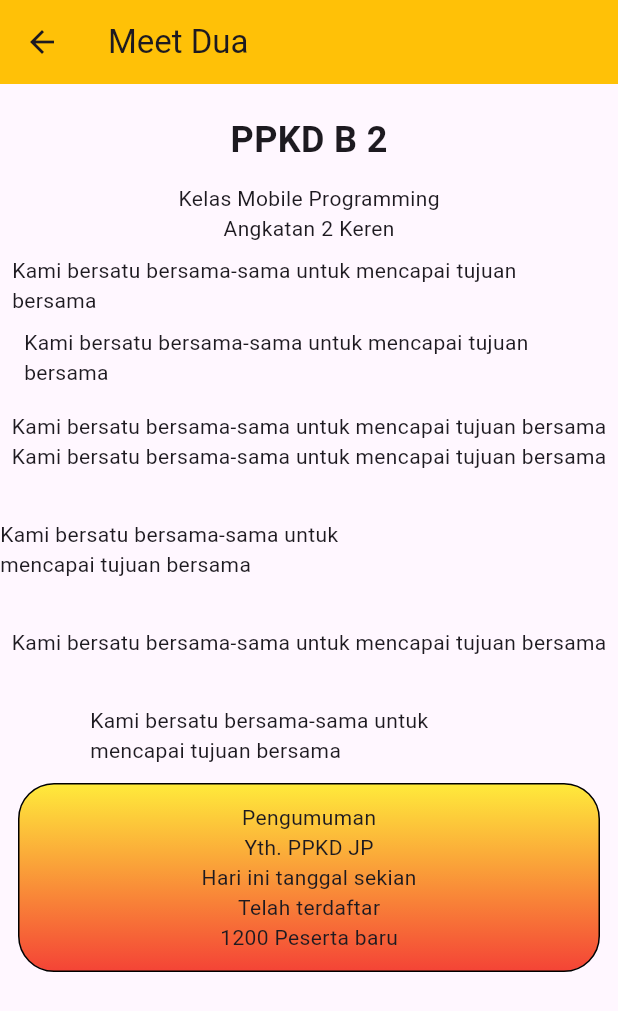
After one commit to masithagaluh27/PPKD-Masitha-Flutter, a Flutter app: the MeetDua screen opened directly, on a phone screen of 412 x 824 dp. The commit adds this screen. Shown: the top 1011 px of the screen. Run offline on Flutter 3.47's test engine with Material 3 defaults, Android fonts, the phone set to English and light mode, and no system bars.

Commit message:
tugas 1 flutter

```diff
--- a/ppkd_flutter_masitha/lib/main.dart
+++ b/ppkd_flutter_masitha/lib/main.dart
@@ -1,6 +1,7 @@
 import 'package:flutter/material.dart';
 // import 'package:ppkd_flutter_masitha/meet_1/meet_1.dart';
 import 'package:ppkd_flutter_masitha/meet_1/tugas_1_flutter.dart';
+// import 'package:ppkd_flutter_masitha/meet_2/meet_2.dart';
 
 void main() {
   runApp(const MyApp ()); // tidak boleh di ganti ganti
--- a/ppkd_flutter_masitha/lib/meet_1/tugas_1_flutter.dart
+++ b/ppkd_flutter_masitha/lib/meet_1/tugas_1_flutter.dart
@@ -28,13 +28,13 @@ class Tugas1Flutter extends StatelessWidget {
           Text(" "),
           Row(
             children: [
-              Icon(Icons.location_city_rounded, color: Color.fromARGB(255, 229, 173, 255)),
+              Icon(Icons.location_on, color: Color.fromARGB(255, 0, 0, 0)),
               Text("DK Jakarta Selatan", style: TextStyle(fontSize: 18, fontWeight: FontWeight.w400)),
             ],
           ),
           Text(" "),
           Text("Deskripsi singkat tentang saya : ", style: TextStyle(fontSize: 18, fontWeight: FontWeight.w400)),
-          Text("      Seorang pelajar yang sedang belajar Flutter.", style: TextStyle(fontSize: 14, fontWeight: FontWeight.w400)),
+          Text("      Masitha adalah Seorang pelajar yang sedang belajar Flutter di PPKD Jakarta Pusat. Saat ini Masitha sedang mengerjakan tugas flutter pertamanya.", style: TextStyle(fontSize: 14, fontWeight: FontWeight.w400)),
         ],
       ),
     );
--- /dev/null
+++ b/ppkd_flutter_masitha/lib/meet_2/meet_2.dart
@@ -0,0 +1,122 @@
+import 'package:flutter/material.dart';
+
+class MeetDua extends StatelessWidget {
+  const MeetDua({super.key});
+
+  @override
+  Widget build(BuildContext context) {
+    return Scaffold(
+      appBar: AppBar(backgroundColor: Colors.amber, title: Text("Meet Dua")),
+      body: Column(
+        children: [
+          //Materi SizedBox
+          SizedBox(height: 20),
+          Row(
+            mainAxisAlignment: MainAxisAlignment.center,
+            children: [
+              Text(
+                "PPKD B 2",
+                style: TextStyle(fontSize: 24, fontWeight: FontWeight.w700),
+              ),
+            ],
+          ),
+          SizedBox(height: 12),
+          Row(
+            mainAxisAlignment: MainAxisAlignment.center,
+
+            children: [Text("Kelas Mobile Programming")],
+          ),
+          Row(
+            mainAxisAlignment: MainAxisAlignment.center,
+            children: [Text("Angkatan 2"), SizedBox(width: 4), Text("Keren")],
+          ),
+
+          //Materi Padding
+          Padding(
+            padding: const EdgeInsets.all(
+              8.0,
+            ), //Padding all, bingkai untuk semua arah
+            child: Text(
+              "Kami bersatu bersama-sama untuk mencapai tujuan bersama",
+            ),
+          ),
+          Padding(
+            padding: const EdgeInsets.only(left: 16), //Padding only left
+            child: Text(
+              "Kami bersatu bersama-sama untuk mencapai tujuan bersama",
+            ),
+          ),
+
+          Padding(
+            padding: const EdgeInsets.only(top: 16), //Padding only left
+            child: Text(
+              "Kami bersatu bersama-sama untuk mencapai tujuan bersama",
+            ),
+          ),
+          Padding(
+            padding: const EdgeInsets.only(bottom: 32), //Padding only left
+            child: Text(
+              "Kami bersatu bersama-sama untuk mencapai tujuan bersama",
+            ),
+          ),
+          Padding(
+            padding: const EdgeInsets.only(right: 120), //Padding only left
+            child: Text(
+              "Kami bersatu bersama-sama untuk mencapai tujuan bersama",
+            ),
+          ),
+          Padding(
+            padding: const EdgeInsets.symmetric(
+              vertical: 32,
+            ), //Padding only left
+            child: Text(
+              "Kami bersatu bersama-sama untuk mencapai tujuan bersama",
+            ),
+          ),
+          Padding(
+            padding: const EdgeInsets.symmetric(
+              horizontal: 60,
+            ), //Padding only left
+            child: Text(
+              "Kami bersatu bersama-sama untuk mencapai tujuan bersama",
+            ),
+          ),
+
+          //Materi Container
+          Container(
+            // height: 40,
+            padding: const EdgeInsets.all(12.0), // Bingkai child
+            margin: EdgeInsets.all(12), // Bingkai luar
+            width: double.infinity,
+            // color: Colors.blueAccent, //Jangan letakkan ini di luar BoxDecoration jika menggunakan BoxDecoration
+            decoration: BoxDecoration(
+              color: Colors.blueAccent, // Memberikan warna untuk container
+              borderRadius: BorderRadius.all(
+                Radius.circular(24),
+              ), // Membuat radius dibagian luar
+              border: Border.all(), // Untuk menampilkan border diluar
+              // shape: BoxShape.circle,
+              gradient: LinearGradient(
+                colors: [Colors.yellow, Colors.red],
+                begin: Alignment.topRight,
+                end: Alignment.bottomRight,
+
+                // transform: G
+                // tileMode: TileMode.repeated,
+              ),
+            ),
+            child: Column(
+              children: [
+                Text("Pengumuman"),
+                Text("Yth. PPKD JP"),
+                Text("Hari ini tanggal sekian"),
+                Text("Telah terdaftar"),
+                Text("1200 Peserta baru"),
+              ],
+            ),
+          ),
+        ],
+      ),
+    );
+  }
+}
```
Also changed, not shown: ppkd_flutter_masitha/lib/meet_1/meet_1.dart (+203 -116 lines).
